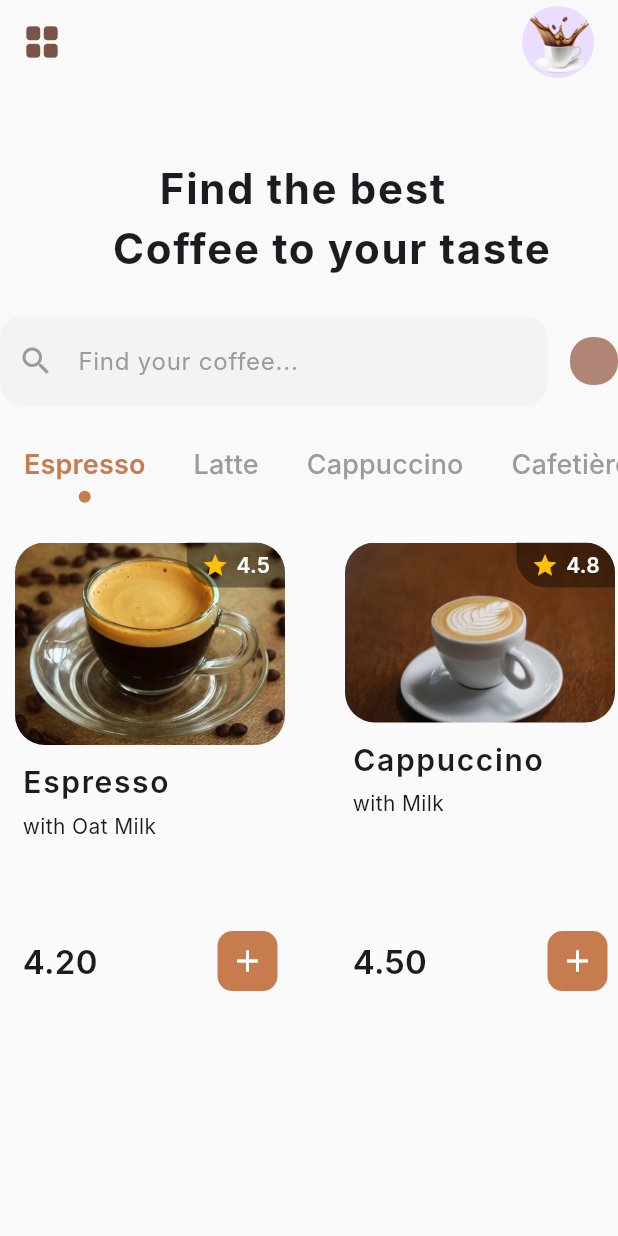
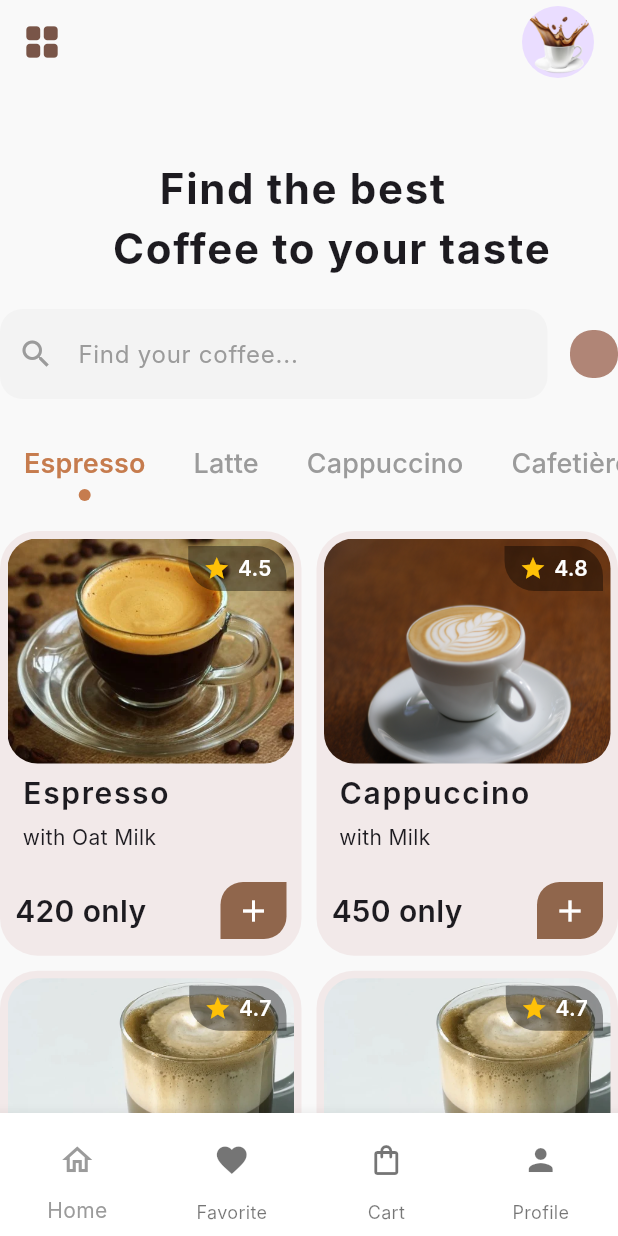
Before and after one commit to CSI-Trainees-25/soumya_2410208_apptask2, a Flutter app: the HomeScreen screen opened by its route, on a phone screen of 412 x 824 dp. Run offline on Flutter 3.47's test engine with Material 3 defaults, Android fonts, the phone set to English and light mode, and no system bars; Roboto replaces fonts that are missing (Inter).

```diff
--- /dev/null
+++ b/lib/Screens/FavCard.dart
@@ -0,0 +1,15 @@
+import 'package:flutter/material.dart';
+
+class FavCard extends StatefulWidget {
+  const FavCard({super.key});
+
+  @override
+  State<FavCard> createState() => _FavCardState();
+}
+
+class _FavCardState extends State<FavCard> {
+  @override
+  Widget build(BuildContext context) {
+    return Container();
+  }
+}
--- a/lib/Screens/cards.dart
+++ b/lib/Screens/cards.dart
@@ -22,12 +22,10 @@ class coffeecards extends StatefulWidget {
 class _coffeecardsState extends State<coffeecards> {
   @override
   Widget build(BuildContext context) {
-    return SingleChildScrollView(
-      child: Container(
-        width: 200,
-        height: 324,
+    return Container(
+      height: 200,
       decoration: BoxDecoration(
-          color: Colors.white10,
+        color: const Color.fromARGB(26, 182, 94, 94),
         borderRadius: BorderRadius.circular(25),
       ),
       child: Column(
@@ -36,10 +34,15 @@ class _coffeecardsState extends State<coffeecards> {
           Stack(
             children: [
               Padding(
-                  padding: EdgeInsets.all(10),
+                padding: EdgeInsets.all(5),
                 child: ClipRRect(
                   borderRadius: BorderRadius.circular(20),
-                    child: Image.asset(widget.imagepath, fit: BoxFit.cover),
+                  child: Image.asset(
+                    widget.imagepath,
+                    fit: BoxFit.cover,
+                    height: 150,
+                    width: double.infinity,
+                  ),
                 ),
               ),
               Positioned(
@@ -91,21 +94,24 @@ class _coffeecardsState extends State<coffeecards> {
             padding: const EdgeInsets.symmetric(horizontal: 15),
             child: Text(widget.Subtitle, style: TextStyle(fontSize: 14)),
           ),
-            Spacer(),
+          SizedBox(height: 10),
           Padding(
-              padding: EdgeInsetsGeometry.all(15),
+            padding: EdgeInsets.all(10),
             child: Row(
               mainAxisAlignment: MainAxisAlignment.spaceBetween,
               children: [
                 Text(
                   widget.price,
-                    style: TextStyle(fontSize: 22, fontWeight: FontWeight.w600),
+                  style: TextStyle(fontSize: 20, fontWeight: FontWeight.w600),
                 ),
                 Container(
-                    padding: const EdgeInsets.all(8),
+                  padding: EdgeInsets.symmetric(vertical: 7, horizontal: 10.0),
                   decoration: BoxDecoration(
-                      color: const Color(0xFFC67C4E),
-                      borderRadius: BorderRadius.circular(10),
+                    color: const Color.fromARGB(255, 144, 102, 76),
+                    borderRadius: BorderRadius.only(
+                      topLeft: Radius.circular(15),
+                      bottomRight: Radius.circular(15),
+                    ),
                   ),
                   child: const Icon(Icons.add, color: Colors.white, size: 24),
                 ),
@@ -114,7 +120,6 @@ class _coffeecardsState extends State<coffeecards> {
           ),
         ],
       ),
-      ),
     );
   }
 }
--- a/lib/Screens/home_screen.dart
+++ b/lib/Screens/home_screen.dart
@@ -1,6 +1,6 @@
 import 'cards.dart';
 import 'clipper.dart';
-
+import 'coffee.dart';
 import 'package:flutter/material.dart';
 
 class HomeScreen extends StatefulWidget {
@@ -11,6 +11,43 @@ class HomeScreen extends StatefulWidget {
 }
 
 class _HomeScreenState extends State<HomeScreen> with TickerProviderStateMixin {
+  int _selectedIndex = 0;
+  final List<Coffee> _coffeeMenu = [
+    Coffee(
+      imagepath: 'Assets/Images/image copy 2.png',
+      title: 'Espresso',
+      subtitle: 'with Oat Milk',
+      price: '420 only',
+      rating: '4.5',
+    ),
+    Coffee(
+      imagepath: 'Assets/Images/image copy.png',
+      title: 'Cappuccino',
+      subtitle: 'with Milk',
+      price: '450 only',
+      rating: '4.8',
+    ),
+    Coffee(
+      imagepath: 'Assets/Images/image.png',
+      title: 'Latte',
+      subtitle: 'with Almond Milk',
+      price: '480 only',
+      rating: '4.7',
+    ),
+    Coffee(
+      imagepath: 'Assets/Images/image.png',
+      title: 'Latte',
+      subtitle: 'with Almond Milk',
+      price: '480 only',
+      rating: '4.7',
+    ),
+  ];
+  void onItemTapped(int index) {
+    setState(() {
+      _selectedIndex = index;
+    });
+  }
+
   late final TabController _tabController;
   @override
   void initState() {
@@ -26,7 +63,7 @@ class _HomeScreenState extends State<HomeScreen> with TickerProviderStateMixin {
 
   @override
   Widget build(BuildContext context) {
-    final screenHeight = MediaQuery.of(context).size.height;
+    //final screenHeight = MediaQuery.of(context).size.height;
     return Scaffold(
       backgroundColor: const Color(0xFFF9F9F9),
       appBar: AppBar(
@@ -72,14 +109,44 @@ class _HomeScreenState extends State<HomeScreen> with TickerProviderStateMixin {
                 ),
               ),
             ),
-            SizedBox(height: screenHeight * 0.03),
+            SizedBox(height: 20),
             _buildSearchBar(),
-            SizedBox(height: screenHeight * 0.02),
+            SizedBox(height: 20),
             _buildCategoryBar(),
-            SizedBox(height: screenHeight * 0.02),
-            _buildCoffeeList(screenHeight),
+            SizedBox(height: 20),
+            _buildCoffeeList(),
+            SizedBox(height: 20),
+            _buildSpecialCard(),
           ],
         ),
+      ),
+      bottomNavigationBar: BottomNavigationBar(
+        currentIndex: _selectedIndex,
+        onTap: onItemTapped,
+        type: BottomNavigationBarType.fixed,
+        backgroundColor: Colors.white,
+        selectedItemColor: Color(0xFF9B9B9B),
+        items: [
+          BottomNavigationBarItem(
+            icon: IconButton(onPressed: () {}, icon: Icon(Icons.home_outlined)),
+            label: 'Home',
+          ),
+          BottomNavigationBarItem(
+            icon: IconButton(onPressed: () {}, icon: Icon(Icons.favorite)),
+            label: 'Favorite',
+          ),
+          BottomNavigationBarItem(
+            icon: IconButton(
+              onPressed: () {},
+              icon: Icon(Icons.shopping_bag_outlined),
+            ),
+            label: 'Cart',
+          ),
+          BottomNavigationBarItem(
+            icon: IconButton(onPressed: () {}, icon: Icon(Icons.person)),
+            label: 'Profile',
+          ),
+        ],
       ),
     );
   }
@@ -116,38 +183,47 @@ class _HomeScreenState extends State<HomeScreen> with TickerProviderStateMixin {
     );
   }
 
-  Widget _buildCoffeeList(double screenHeight) {
-    return SizedBox(
-      height: screenHeight * 0.38,
-      child: ListView(
-        scrollDirection: Axis.horizontal,
-        clipBehavior: Clip.none,
+  Widget _buildCoffeeList() {
+    return GridView.count(
+      crossAxisCount: 2,
+      crossAxisSpacing: 10,
+      mainAxisSpacing: 10,
+      childAspectRatio: 0.71,
+      shrinkWrap: true,
+      physics: NeverScrollableScrollPhysics(),
+
       children: [
         coffeecards(
           imagepath: 'Assets/Images/image copy 2.png',
           title: 'Espresso',
           Subtitle: 'with Oat Milk',
-            price: '4.20',
+          price: '420 only',
           Rating: '4.5',
         ),
-          SizedBox(width: 20),
+
         coffeecards(
           imagepath: 'Assets/Images/image copy.png',
           title: 'Cappuccino',
           Subtitle: 'with Milk',
-            price: '4.50',
+          price: '450 only',
           Rating: '4.8',
         ),
-          SizedBox(width: 20),
+
         coffeecards(
           imagepath: 'Assets/Images/image.png',
           title: 'Latte',
           Subtitle: 'with Almond Milk',
-            price: '4.80',
+          price: '480 only ',
+          Rating: '4.7',
+        ),
+        coffeecards(
+          imagepath: 'Assets/Images/image.png',
+          title: 'Latte',
+          Subtitle: 'with Almond Milk',
+          price: '480 only ',
           Rating: '4.7',
         ),
       ],
-      ),
     );
   }
 
@@ -173,6 +249,58 @@ class _HomeScreenState extends State<HomeScreen> with TickerProviderStateMixin {
 
       dividerColor: Colors.transparent,
       tabAlignment: TabAlignment.start,
+    );
+  }
+
+  Widget _buildSpecialCard() {
+    return Container(
+      padding: const EdgeInsets.all(12),
+      decoration: BoxDecoration(
+        color: Colors.white,
+        borderRadius: BorderRadius.circular(20),
+        boxShadow: [
+          BoxShadow(
+            color: Colors.grey.withOpacity(.5),
+            blurRadius: 10,
+            spreadRadius: 2,
+            offset: const Offset(0, 5),
+          ),
+        ],
+      ),
+      child: Row(
+        children: [
+          ClipRRect(
+            borderRadius: BorderRadius.circular(15),
+            child: Image.asset(
+              'Assets/Images/image copy 2.png',
+              width: 100,
+              height: 100,
+              fit: BoxFit.cover,
+            ),
+          ),
+          const SizedBox(width: 15),
+          const Expanded(
+            child: Column(
+              crossAxisAlignment: CrossAxisAlignment.start,
+              children: [
+                Text(
+                  'Brewed Morning',
+                  style: TextStyle(
+                    fontSize: 18,
+                    fontWeight: FontWeight.w600,
+                    color: Color(0xFF2F2D2C),
+                  ),
+                ),
+                SizedBox(height: 8),
+                Text(
+                  'A special blend of dark roast coffee, perfect for you.',
+                  style: TextStyle(fontSize: 14, color: Color(0xFF9B9B9B)),
+                ),
+              ],
+            ),
+          ),
+        ],
+      ),
     );
   }
 }
```
Also changed, not shown: lib/Screens/coffee.dart (added). Lines whose indentation alone changed are shown as unchanged.
